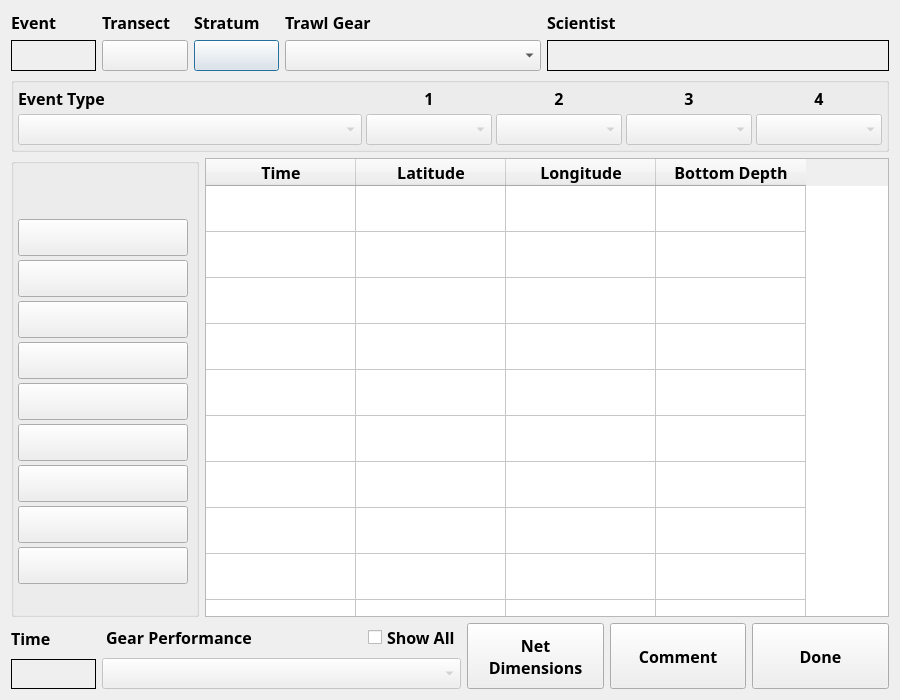
Before: the Qt Designer form ui/MACETrawlEvent.ui in aliciabillings-noaa/CLAMS, drawn with Qt 5.
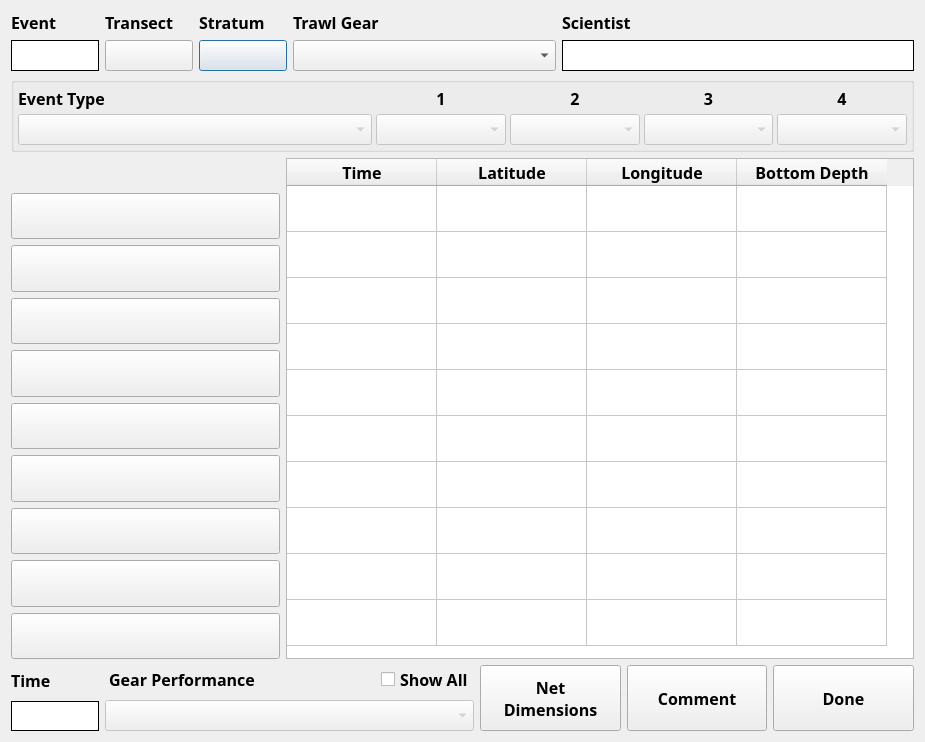
After: the same form once the commit is applied.

Commit message: Bugfixes in EventLauncher and MACETrawlEvent, UI updates

Diff of the .ui file:
```diff
--- a/ui/MACETrawlEvent.ui
+++ b/ui/MACETrawlEvent.ui
@@ -6,8 +6,8 @@
    <rect>
     <x>0</x>
     <y>0</y>
-    <width>900</width>
-    <height>700</height>
+    <width>925</width>
+    <height>742</height>
    </rect>
   </property>
   <property name="sizePolicy">
@@ -30,7 +30,7 @@
   <property name="windowTitle">
    <string>CLAMS Haul</string>
   </property>
-  <layout class="QVBoxLayout" name="verticalLayout_8">
+  <layout class="QVBoxLayout" name="verticalLayout_3">
    <item>
     <layout class="QGridLayout" name="gridLayout_2" columnstretch="10,10,10,30,40">
      <item row="1" column="0">
@@ -43,6 +43,11 @@
          <bold>true</bold>
         </font>
        </property>
+       <property name="styleSheet">
+        <string notr="true">QWidget {
+    background-color: white;
+}</string>
+       </property>
        <property name="frameShape">
         <enum>QFrame::Box</enum>
        </property>
@@ -179,7 +184,12 @@
         </font>
        </property>
        <property name="autoFillBackground">
-        <bool>true</bool>
+        <bool>false</bool>
+       </property>
+       <property name="styleSheet">
+        <string notr="true">QWidget {
+    background-color: white;
+}</string>
        </property>
        <property name="frameShape">
         <enum>QFrame::Panel</enum>
@@ -420,60 +430,24 @@
     </widget>
    </item>
    <item>
-    <layout class="QHBoxLayout" name="horizontalLayout_2">
+    <layout class="QHBoxLayout" name="horizontalLayout_2" stretch="30,70">
      <item>
-      <widget class="QGroupBox" name="buttonsGroup">
-       <property name="title">
-        <string/>
-       </property>
-       <layout class="QVBoxLayout" name="verticalLayout_7">
-        <property name="spacing">
-         <number>2</number>
-        </property>
-        <property name="leftMargin">
-         <number>4</number>
-        </property>
+      <layout class="QVBoxLayout" name="verticalLayout_2">
         <property name="topMargin">
-         <number>4</number>
-        </property>
-        <property name="rightMargin">
-         <number>4</number>
-        </property>
-        <property name="bottomMargin">
-         <number>4</number>
-        </property>
-        <item>
-         <layout class="QVBoxLayout" name="verticalLayout_3">
-          <property name="spacing">
-           <number>4</number>
-          </property>
-          <property name="sizeConstraint">
-           <enum>QLayout::SetFixedSize</enum>
-          </property>
-          <property name="leftMargin">
-           <number>0</number>
-          </property>
-          <property name="topMargin">
-           <number>26</number>
-          </property>
-          <property name="rightMargin">
-           <number>4</number>
-          </property>
-          <property name="bottomMargin">
-           <number>0</number>
+        <number>35</number>
           </property>
           <item>
            <widget class="QPushButton" name="btn1">
             <property name="minimumSize">
              <size>
-              <width>170</width>
-              <height>37</height>
+           <width>0</width>
+           <height>0</height>
              </size>
             </property>
             <property name="maximumSize">
              <size>
-              <width>170</width>
-              <height>36</height>
+           <width>5000</width>
+           <height>5000</height>
              </size>
             </property>
             <property name="font">
@@ -493,14 +467,14 @@
            <widget class="QPushButton" name="btn2">
             <property name="minimumSize">
              <size>
-              <width>170</width>
-              <height>37</height>
+           <width>0</width>
+           <height>0</height>
              </size>
             </property>
             <property name="maximumSize">
              <size>
-              <width>170</width>
-              <height>36</height>
+           <width>5000</width>
+           <height>5000</height>
              </size>
             </property>
             <property name="font">
@@ -520,14 +494,14 @@
            <widget class="QPushButton" name="btn3">
             <property name="minimumSize">
              <size>
-              <width>170</width>
-              <height>37</height>
+           <width>0</width>
+           <height>0</height>
              </size>
             </property>
             <property name="maximumSize">
              <size>
-              <width>170</width>
-              <height>36</height>
+           <width>5000</width>
+           <height>5000</height>
              </size>
             </property>
             <property name="font">
@@ -547,14 +521,14 @@
            <widget class="QPushButton" name="btn4">
             <property name="minimumSize">
              <size>
-              <width>170</width>
-              <height>37</height>
+           <width>0</width>
+           <height>0</height>
              </size>
             </property>
             <property name="maximumSize">
              <size>
-              <width>170</width>
-              <height>36</height>
+           <width>5000</width>
+           <height>5000</height>
              </size>
             </property>
             <property name="font">
@@ -574,14 +548,14 @@
            <widget class="QPushButton" name="btn5">
             <property name="minimumSize">
              <size>
-              <width>170</width>
-              <height>37</height>
+           <width>0</width>
+           <height>0</height>
              </size>
             </property>
             <property name="maximumSize">
              <size>
-              <width>170</width>
-              <height>36</height>
+           <width>5000</width>
+           <height>5000</height>
              </size>
             </property>
             <property name="font">
@@ -601,14 +575,14 @@
            <widget class="QPushButton" name="btn6">
             <property name="minimumSize">
              <size>
-              <width>170</width>
-              <height>37</height>
+           <width>0</width>
+           <height>0</height>
              </size>
             </property>
             <property name="maximumSize">
              <size>
-              <width>170</width>
-              <height>36</height>
+           <width>5000</width>
+           <height>5000</height>
              </size>
             </property>
             <property name="font">
@@ -628,14 +602,14 @@
            <widget class="QPushButton" name="btn7">
             <property name="minimumSize">
              <size>
-              <width>170</width>
-              <height>37</height>
+           <width>0</width>
+           <height>0</height>
              </size>
             </property>
             <property name="maximumSize">
              <size>
-              <width>170</width>
-              <height>36</height>
+           <width>5000</width>
+           <height>5000</height>
              </size>
             </property>
             <property name="font">
@@ -655,14 +629,14 @@
            <widget class="QPushButton" name="btn8">
             <property name="minimumSize">
              <size>
-              <width>170</width>
-              <height>37</height>
+           <width>0</width>
+           <height>0</height>
              </size>
             </property>
             <property name="maximumSize">
              <size>
-              <width>170</width>
-              <height>36</height>
+           <width>5000</width>
+           <height>5000</height>
              </size>
             </property>
             <property name="font">
@@ -682,14 +656,14 @@
            <widget class="QPushButton" name="btn9">
             <property name="minimumSize">
              <size>
-              <width>170</width>
-              <height>37</height>
+           <width>0</width>
+           <height>0</height>
              </size>
             </property>
             <property name="maximumSize">
              <size>
-              <width>170</width>
-              <height>36</height>
+           <width>5000</width>
+           <height>5000</height>
              </size>
             </property>
             <property name="font">
@@ -706,9 +680,6 @@
            </widget>
           </item>
          </layout>
-        </item>
-       </layout>
-      </widget>
      </item>
      <item>
       <widget class="QTableWidget" name="dataTable">
@@ -874,6 +845,11 @@
            <bold>true</bold>
           </font>
          </property>
+         <property name="styleSheet">
+          <string notr="true">QWidget {
+    background-color: white;
+}</string>
+         </property>
          <property name="frameShape">
           <enum>QFrame::Box</enum>
          </property>
```
Lines whose indentation alone changed are shown as unchanged. The commit also changes 34 other files.
